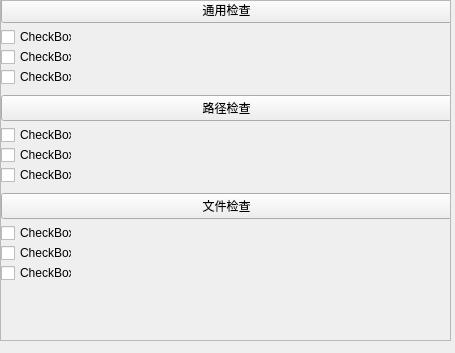
This is last_at_HQ/weimeng/checkNodes/bakup/checkNodesWidget.ui in all-in-one-of/HQ as Qt 5 draws it before an edit. The edited form follows.
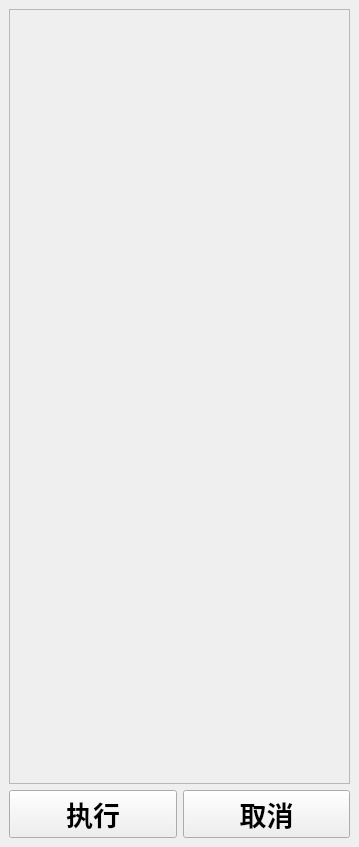
This is the edited form.

```diff
--- a/last_at_HQ/weimeng/checkNodes/bakup/checkNodesWidget.ui
+++ b/last_at_HQ/weimeng/checkNodes/bakup/checkNodesWidget.ui
@@ -1,246 +1,73 @@
 <?xml version="1.0" encoding="UTF-8"?>
 <ui version="4.0">
- <class>checkNodesWidget</class>
- <widget class="QWidget" name="checkNodesWidget">
+ <class>checkNodesWindow</class>
+ <widget class="QMainWindow" name="checkNodesWindow">
   <property name="geometry">
    <rect>
     <x>0</x>
     <y>0</y>
-    <width>455</width>
-    <height>353</height>
+    <width>359</width>
+    <height>847</height>
    </rect>
   </property>
   <property name="windowTitle">
    <string>检查指定类型节点</string>
   </property>
-  <widget class="QScrollArea" name="scrollArea">
-   <property name="geometry">
-    <rect>
-     <x>0</x>
-     <y>0</y>
-     <width>451</width>
-     <height>341</height>
-    </rect>
-   </property>
-   <property name="widgetResizable">
-    <bool>true</bool>
-   </property>
-   <widget class="QWidget" name="scrollAreaWidgetContents">
-    <property name="geometry">
-     <rect>
-      <x>0</x>
-      <y>0</y>
-      <width>449</width>
-      <height>339</height>
-     </rect>
-    </property>
-    <widget class="QWidget" name="">
-     <property name="geometry">
-      <rect>
-       <x>0</x>
-       <y>-4</y>
-       <width>451</width>
-       <height>341</height>
-      </rect>
-     </property>
-     <layout class="QVBoxLayout" name="verticalLayout">
+  <widget class="QWidget" name="centralwidget">
+   <layout class="QVBoxLayout" name="verticalLayout">
+    <item>
+     <widget class="QScrollArea" name="scrollArea">
+      <property name="widgetResizable">
+       <bool>true</bool>
+      </property>
+      <widget class="QWidget" name="scrollAreaWidgetContents">
+       <property name="geometry">
+        <rect>
+         <x>0</x>
+         <y>0</y>
+         <width>339</width>
+         <height>781</height>
+        </rect>
+       </property>
+       <layout class="QVBoxLayout" name="verticalLayout_2"/>
+      </widget>
+     </widget>
+    </item>
+    <item>
+     <layout class="QHBoxLayout" name="horizontalLayout">
       <item>
-       <widget class="QPushButton" name="generalCheckButton">
-        <property name="text">
-         <string>通用检查</string>
+       <widget class="QPushButton" name="doIt_Button">
+        <property name="font">
+         <font>
+          <family>Aharoni</family>
+          <pointsize>20</pointsize>
+          <weight>75</weight>
+          <bold>true</bold>
+         </font>
         </property>
-       </widget>
-      </item>
-      <item>
-       <widget class="QWidget" name="generalCheckWidget" native="true">
-        <property name="minimumSize">
-         <size>
-          <width>0</width>
-          <height>60</height>
-         </size>
-        </property>
-        <widget class="QCheckBox" name="checkBox">
-         <property name="geometry">
-          <rect>
-           <x>0</x>
-           <y>0</y>
-           <width>71</width>
-           <height>16</height>
-          </rect>
-         </property>
-         <property name="text">
-          <string>CheckBox</string>
-         </property>
-        </widget>
-        <widget class="QCheckBox" name="checkBox_2">
-         <property name="geometry">
-          <rect>
-           <x>0</x>
-           <y>20</y>
-           <width>71</width>
-           <height>16</height>
-          </rect>
-         </property>
-         <property name="text">
-          <string>CheckBox</string>
-         </property>
-        </widget>
-        <widget class="QCheckBox" name="checkBox_3">
-         <property name="geometry">
-          <rect>
-           <x>0</x>
-           <y>40</y>
-           <width>71</width>
-           <height>16</height>
-          </rect>
-         </property>
-         <property name="text">
-          <string>CheckBox</string>
-         </property>
-        </widget>
-       </widget>
-      </item>
-      <item>
-       <widget class="QPushButton" name="pathCheckButton">
         <property name="text">
-         <string>路径检查</string>
+         <string>执行</string>
         </property>
        </widget>
       </item>
       <item>
-       <widget class="QWidget" name="pathCheckWidget" native="true">
-        <property name="minimumSize">
-         <size>
-          <width>0</width>
-          <height>60</height>
-         </size>
+       <widget class="QPushButton" name="close_Button">
+        <property name="font">
+         <font>
+          <family>Aharoni</family>
+          <pointsize>20</pointsize>
+          <weight>75</weight>
+          <bold>true</bold>
+         </font>
         </property>
-        <widget class="QCheckBox" name="checkBox_4">
-         <property name="geometry">
-          <rect>
-           <x>0</x>
-           <y>0</y>
-           <width>71</width>
-           <height>16</height>
-          </rect>
-         </property>
-         <property name="text">
-          <string>CheckBox</string>
-         </property>
-        </widget>
-        <widget class="QCheckBox" name="checkBox_5">
-         <property name="geometry">
-          <rect>
-           <x>0</x>
-           <y>20</y>
-           <width>71</width>
-           <height>16</height>
-          </rect>
-         </property>
-         <property name="text">
-          <string>CheckBox</string>
-         </property>
-        </widget>
-        <widget class="QCheckBox" name="checkBox_6">
-         <property name="geometry">
-          <rect>
-           <x>0</x>
-           <y>40</y>
-           <width>71</width>
-           <height>16</height>
-          </rect>
-         </property>
-         <property name="text">
-          <string>CheckBox</string>
-         </property>
-        </widget>
-       </widget>
-      </item>
-      <item>
-       <widget class="QPushButton" name="fileCheckButton">
         <property name="text">
-         <string>文件检查</string>
+         <string>取消</string>
         </property>
        </widget>
       </item>
-      <item>
-       <widget class="QWidget" name="fileCheckWidget" native="true">
-        <property name="minimumSize">
-         <size>
-          <width>0</width>
-          <height>60</height>
-         </size>
-        </property>
-        <widget class="QCheckBox" name="checkBox_7">
-         <property name="geometry">
-          <rect>
-           <x>0</x>
-           <y>0</y>
-           <width>71</width>
-           <height>16</height>
-          </rect>
-         </property>
-         <property name="text">
-          <string>CheckBox</string>
-         </property>
-        </widget>
-        <widget class="QCheckBox" name="checkBox_8">
-         <property name="geometry">
-          <rect>
-           <x>0</x>
-           <y>20</y>
-           <width>71</width>
-           <height>16</height>
-          </rect>
-         </property>
-         <property name="text">
-          <string>CheckBox</string>
-         </property>
-        </widget>
-        <widget class="QCheckBox" name="checkBox_9">
-         <property name="geometry">
-          <rect>
-           <x>0</x>
-           <y>40</y>
-           <width>71</width>
-           <height>16</height>
-          </rect>
-         </property>
-         <property name="text">
-          <string>CheckBox</string>
-         </property>
-        </widget>
-       </widget>
-      </item>
-      <item>
-       <spacer name="verticalSpacer">
-        <property name="orientation">
-         <enum>Qt::Vertical</enum>
-        </property>
-        <property name="sizeHint" stdset="0">
-         <size>
-          <width>20</width>
-          <height>0</height>
-         </size>
-        </property>
-       </spacer>
-      </item>
      </layout>
-    </widget>
-    <zorder></zorder>
-    <zorder>verticalSpacer</zorder>
-    <zorder>verticalSpacer</zorder>
-    <zorder>layoutWidget_2</zorder>
-    <zorder>layoutWidget</zorder>
-    <zorder></zorder>
-    <zorder>fileCheckWidget</zorder>
-    <zorder>generalCheckButton</zorder>
-    <zorder>pathCheckButton</zorder>
-    <zorder>fileCheckButton</zorder>
-    <zorder>generalCheckWidget</zorder>
-    <zorder>pathCheckWidget</zorder>
-    <zorder>verticalSpacer</zorder>
-   </widget>
+    </item>
+   </layout>
   </widget>
  </widget>
  <resources/>
```
Left out of the diff: 6 changed lines with no effect on the pictures.
